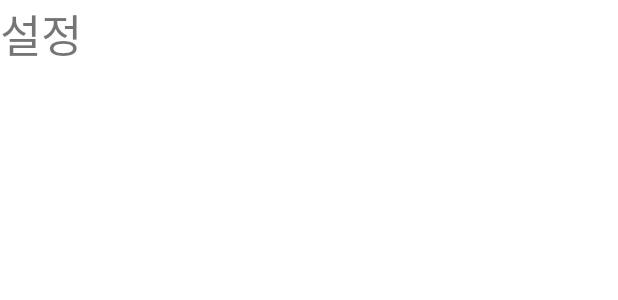
After one commit to Coder2534/Platforming, an Android app: the layout fragment_setting.xml on its own in the app's theme, with its tools: preview values and no code run, on a phone screen of 412 x 824 dp. The commit adds this screen. Shown: the top 300 px of the screen. Run offline under Robolectric (Android 15) with nearby library versions, the phone set to English and light mode, and no system bars.

Commit message:
2022-07-22

```diff
--- a/app/src/main/res/layout/activity_main.xml
+++ b/app/src/main/res/layout/activity_main.xml
@@ -58,5 +58,7 @@
                 android:textSize="20dp"
                 android:text="설정"/>
         </RelativeLayout>
+
+
     </com.google.android.material.navigation.NavigationView>
 </androidx.drawerlayout.widget.DrawerLayout>
--- /dev/null
+++ b/app/src/main/res/layout/fragment_setting.xml
@@ -0,0 +1,30 @@
+<?xml version="1.0" encoding="utf-8"?>
+<LinearLayout xmlns:android="http://schemas.android.com/apk/res/android"
+    xmlns:tools="http://schemas.android.com/tools"
+    android:layout_width="match_parent"
+    android:layout_height="match_parent"
+    android:orientation="vertical">
+
+    <TextView
+        android:id="@+id/tv_setting_title"
+        android:layout_width="match_parent"
+        android:layout_height="wrap_content"
+        android:textSize="30dp"
+        android:text="설정" />
+
+    <ScrollView
+        android:layout_width="match_parent"
+        android:layout_height="match_parent"
+        tools:ignore="SpeakableTextPresentCheck">
+
+        <androidx.recyclerview.widget.RecyclerView
+            android:id="@+id/rv_setting"
+            android:layout_width="match_parent"
+            android:layout_height="match_parent">
+
+
+
+
+        </androidx.recyclerview.widget.RecyclerView>
+    </ScrollView>
+</LinearLayout>
```
Also changed, not shown: app/src/main/java/com/android/platforming/activity/MainActivity.java (+9 -1 lines), app/src/main/java/com/android/platforming/adapter/RecyclerviewAdapter.java (added, +63 -0 lines), app/src/main/java/com/android/platforming/fragment/SettingFragment.java (added, +35 -0 lines), app/src/main/res/layout/item_recyclerview_setting.xml (added, +22 -0 lines).
